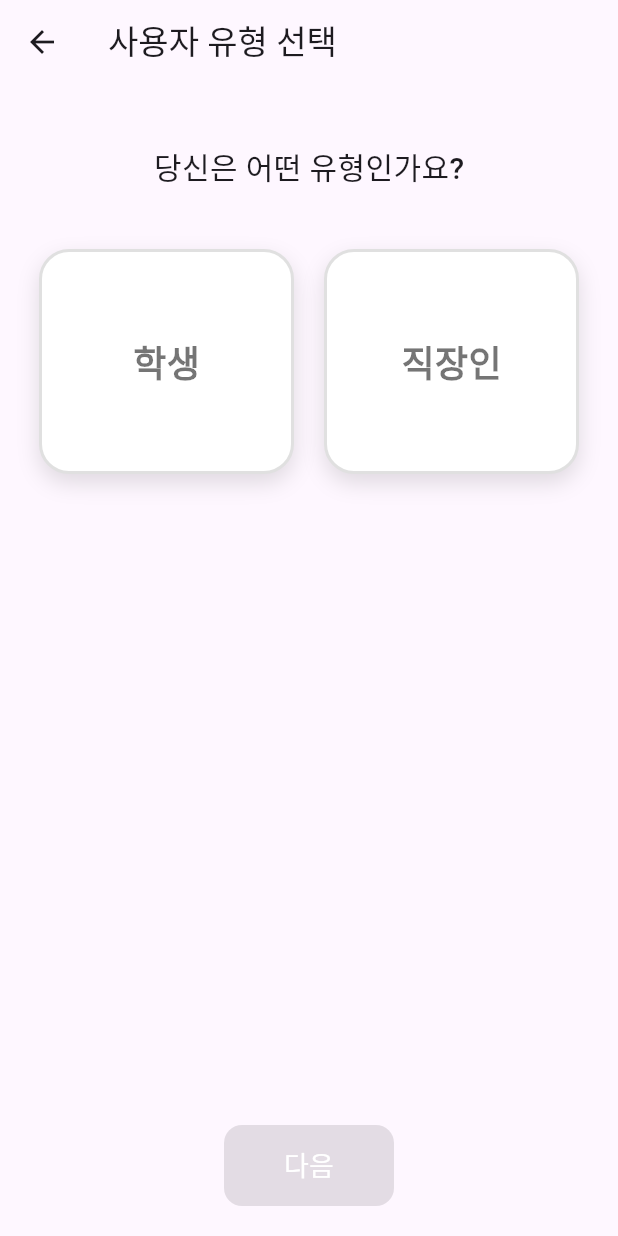
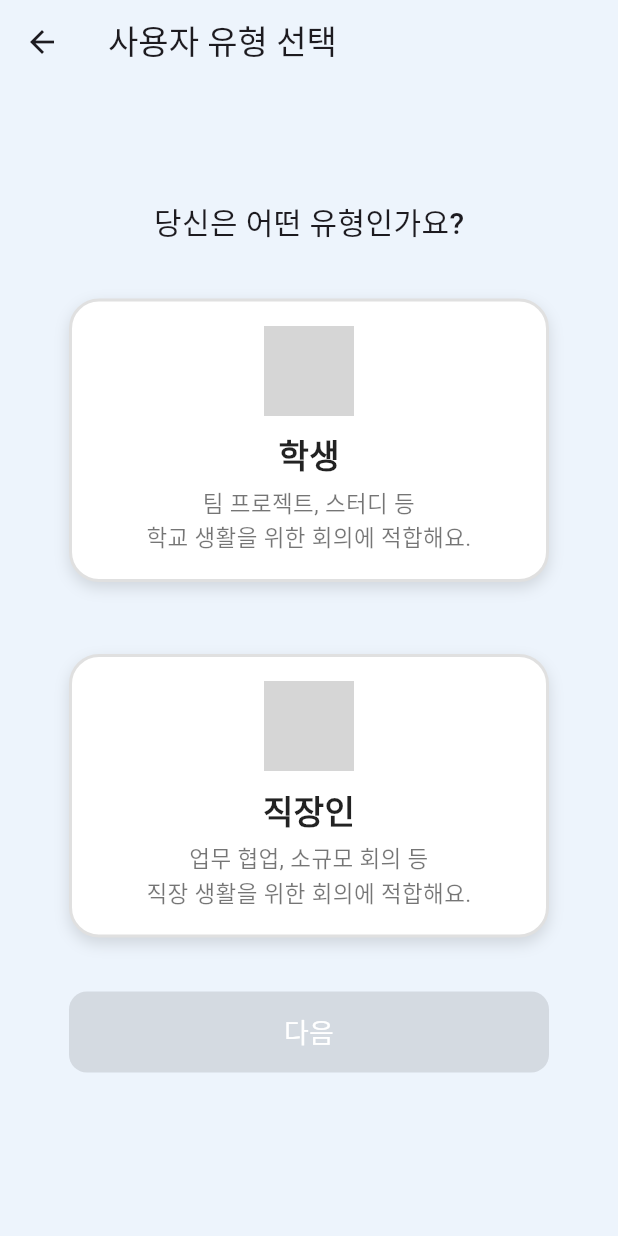
Before and after one commit to highfiveAI/flowy_flutter, a Flutter app: the screen it shows after launch, after a tap on "시작하기", on a phone screen of 412 x 824 dp. Run offline on Flutter 3.47's test engine with Material 3 defaults, Android fonts, the phone set to English and light mode, and no system bars; our stand-ins replace dio; missing offline and left inert: file_selector; grey boxes are pictures that could not be loaded.

Commit message:
Design: 전체적으로 UI 수정

```diff
--- a/lib/main.dart
+++ b/lib/main.dart
@@ -19,30 +19,32 @@ class WelcomeScreen extends StatelessWidget {
   Widget build(BuildContext context) {
     return Scaffold(
       appBar: AppBar(
-        title: Text('Welcome'),
+        backgroundColor: Color(0xFFEDF4FC),
+        // title: Text('Welcome'),
       ),
+      backgroundColor: Color(0xFFEDF4FC),
       body: Center(
         child: Column(
           mainAxisAlignment: MainAxisAlignment.center,
           children: <Widget>[
-            Text(
-              'WELCOME TO THE APP',
-              style: TextStyle(
-                fontSize: 24,
-                fontWeight: FontWeight.bold,
-              ),
-            ),
-            SizedBox(height: 100),
+            // Text(
+            //   'WELCOME TO THE APP',
+            //   style: TextStyle(
+            //     fontSize: 24,
+            //     fontWeight: FontWeight.bold,
+            //   ),
+            // ),
+            // SizedBox(height: 100),
             ClipRRect(
               borderRadius: BorderRadius.circular(50), // 이미지의 모서리 둥글게
               child: Image.asset(
-                'assets/icon.jpg', // 이미지 경로
-                height: 200, // 이미지 크기 조정
+                'assets/logo.png', // 이미지 경로
+                height: 400, // 이미지 크기 조정
               ),
             ),
-            SizedBox(height: 100),
+            // SizedBox(height: 100),
             SizedBox(
-              width: 300, // 버튼의 넓이 지정
+              width: 350, // 버튼의 넓이 지정
               child: ElevatedButton(
                 onPressed: () {
                   Navigator.push(
@@ -51,11 +53,12 @@ class WelcomeScreen extends StatelessWidget {
                   );
                 },
                 style: ElevatedButton.styleFrom(
-                  backgroundColor: Colors.blue, // 버튼 배경색
-                  padding: EdgeInsets.symmetric(vertical: 10), // 패딩 조정
+                  backgroundColor: Color(0xFF1F72DE),
                   shape: RoundedRectangleBorder(
-                    borderRadius: BorderRadius.circular(10), // 버튼 모서리 둥글게
+                    borderRadius: BorderRadius.circular(50),
                   ),
+                  padding: EdgeInsets.symmetric(vertical: 14.5, horizontal: 16),
+                  elevation: 0,
                 ),
                 child: Text(
                   '시작하기',
@@ -66,6 +69,7 @@ class WelcomeScreen extends StatelessWidget {
                 ),
               ),
             ),
+            SizedBox(height: 200),
           ],
         ),
       ),
--- a/lib/screens/type_select.dart
+++ b/lib/screens/type_select.dart
@@ -26,23 +26,25 @@ class _SelectTypeScreenState extends State<SelectTypeScreen> {
     }
   }
 
-  Widget _buildCard(String type, Color color) {
+  Widget _buildTypeCard({
+    required String type,
+    required String imagePath,
+    required String title,
+    required String description,
+    required Color color,
+  }) {
     bool isSelected = _selectedType == type;
-
-    return Expanded(
-      child: AnimatedContainer(
+    return AnimatedScale(
+      scale: isSelected ? 1.08 : 1.0,
       duration: Duration(milliseconds: 200),
-        curve: Curves.easeInOut,
-        transform: isSelected
-            ? Matrix4.diagonal3Values(1.05, 1.05, 1)
-            : Matrix4.identity(),
       child: GestureDetector(
         onTap: () => _selectType(type),
         child: Container(
-            height: 150,
-            margin: EdgeInsets.all(10),
+          width: 320,
+          margin: EdgeInsets.symmetric(vertical: 12),
+          padding: EdgeInsets.symmetric(vertical: 16, horizontal: 16),
           decoration: BoxDecoration(
-              color: isSelected ? color.withOpacity(0.15) : Colors.white,
+            color: isSelected ? color.withOpacity(0.12) : Colors.white,
             borderRadius: BorderRadius.circular(20),
             border: Border.all(
               color: isSelected ? color : Colors.grey.shade300,
@@ -50,22 +52,33 @@ class _SelectTypeScreenState extends State<SelectTypeScreen> {
             ),
             boxShadow: [
               BoxShadow(
-                  color: isSelected ? color.withOpacity(0.4) : Colors.black12,
-                  blurRadius: 12,
-                  offset: Offset(0, 6),
+                color: isSelected ? color.withOpacity(0.2) : Colors.black12,
+                blurRadius: 8,
+                offset: Offset(0, 4),
               ),
             ],
           ),
-            child: Center(
-              child: Text(
-                type == 'student' ? '학생' : '직장인',
+          child: Column(
+            mainAxisSize: MainAxisSize.min,
+            mainAxisAlignment: MainAxisAlignment.center,
+            children: [
+              Image.asset(imagePath, width: 60, height: 60),
+              SizedBox(height: 10),
+              Text(
+                title,
                 style: TextStyle(
-                  fontSize: 24,
+                  fontSize: 22,
                   fontWeight: FontWeight.bold,
-                  color: isSelected ? color : Colors.black54,
+                  color: isSelected ? color : Colors.black87,
                 ),
               ),
+              SizedBox(height: 6),
+              Text(
+                description,
+                style: TextStyle(fontSize: 15, color: Colors.black54),
+                textAlign: TextAlign.center,
               ),
+            ],
           ),
         ),
       ),
@@ -75,32 +88,45 @@ class _SelectTypeScreenState extends State<SelectTypeScreen> {
   @override
   Widget build(BuildContext context) {
     return Scaffold(
-      appBar: AppBar(title: Text('사용자 유형 선택')),
-      body: Column(
+      appBar: AppBar(
+        title: Text('사용자 유형 선택'),
+        backgroundColor: Color(0xFFEDF4FC),
+      ),
+      backgroundColor: Color(0xFFEDF4FC),
+      body: Center(
+        child: SingleChildScrollView(
+          child: Column(
+            mainAxisSize: MainAxisSize.min,
             children: [
-          SizedBox(height: 40),
+              // SizedBox(height: 32),
               Text(
                 '당신은 어떤 유형인가요?',
                 style: TextStyle(fontSize: 20, fontWeight: FontWeight.w500),
               ),
-          SizedBox(height: 30),
-          Padding(
-            padding: const EdgeInsets.symmetric(horizontal: 16),
-            child: Row(
-              children: [
-                _buildCard('student', Colors.blue),
-                _buildCard('worker', Colors.green),
-              ],
+              SizedBox(height: 24),
+              _buildTypeCard(
+                type: 'student',
+                imagePath: 'assets/type1.png',
+                title: '학생',
+                description: '팀 프로젝트, 스터디 등\n학교 생활을 위한 회의에 적합해요.',
+                color: Colors.blue,
               ),
+              SizedBox(height: 24),
+              _buildTypeCard(
+                type: 'worker',
+                imagePath: 'assets/type2.png',
+                title: '직장인',
+                description: '업무 협업, 소규모 회의 등\n직장 생활을 위한 회의에 적합해요.',
+                color: Colors.green,
               ),
-          Spacer(),
-          Padding(
-            padding: const EdgeInsets.all(20.0),
+              SizedBox(height: 24),
+              SizedBox(
+                width: 320,
                 child: ElevatedButton(
                   onPressed: _selectedType != null ? _goToNextScreen : null,
                   style: ElevatedButton.styleFrom(
                     backgroundColor: Colors.blue,
-                padding: EdgeInsets.symmetric(vertical: 14, horizontal: 40),
+                    padding: EdgeInsets.symmetric(vertical: 14),
                     shape: RoundedRectangleBorder(
                       borderRadius: BorderRadius.circular(12),
                     ),
@@ -111,7 +137,10 @@ class _SelectTypeScreenState extends State<SelectTypeScreen> {
                   ),
                 ),
               ),
+              SizedBox(height: 32),
             ],
+          ),
+        ),
       ),
     );
   }
```
Also changed, not shown: assets/logo.png (added), assets/type1.png (added), assets/type2.png (added). Lines whose indentation alone changed are shown as unchanged.
